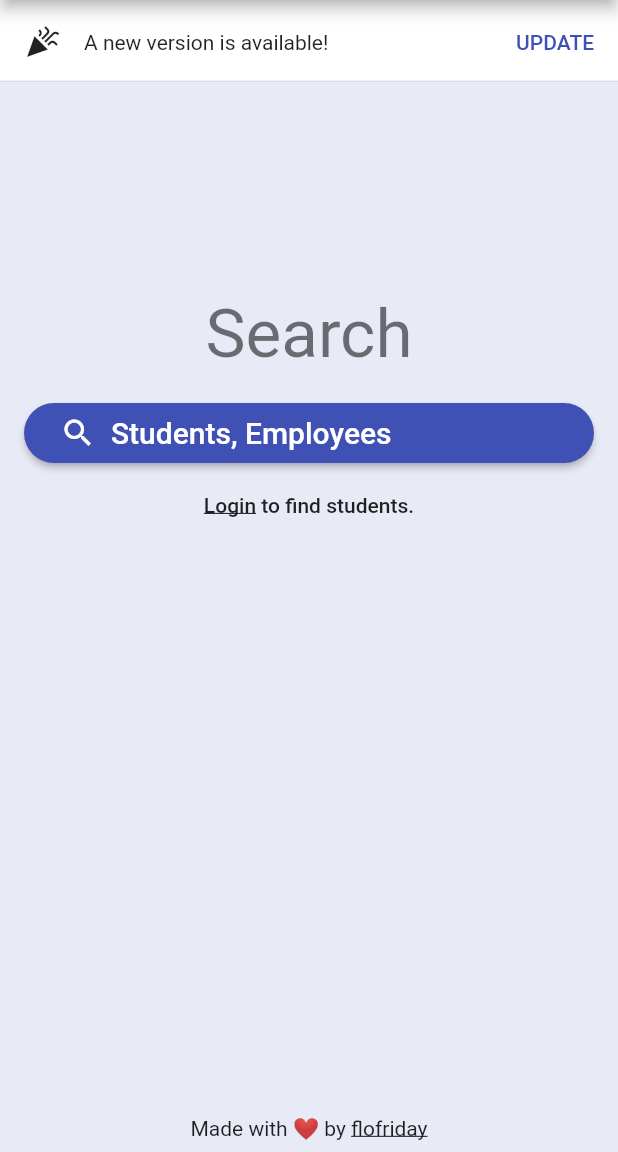
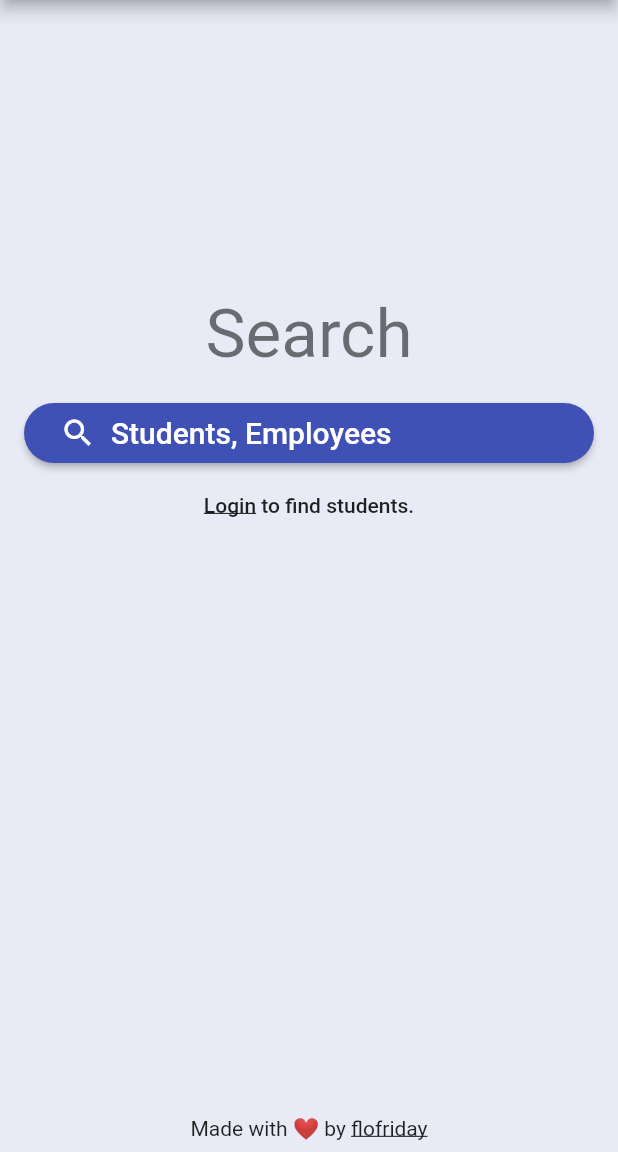
Before and after one commit to flofriday/TU_Wien_Addressbook, a Flutter app: the screen it shows after launch, on a phone screen of 412 x 824 dp, the part 84-1236 px from its top. Run offline on Flutter 3.47's test engine with Material 2 defaults, Android fonts, the phone set to English and light mode, and no system bars; our stand-ins replace package_info_plus, share_plus, shared_preferences; missing offline and left inert: uri; network calls fail.

Commit message:
Remove debug code from main screen

```diff
--- a/lib/main.dart
+++ b/lib/main.dart
@@ -198,7 +198,7 @@ class _MainPageState extends State<MainPage> {
             future: _hasNewerVersion,
             builder: (BuildContext context, AsyncSnapshot snapshot) {
               if (!snapshot.hasData || snapshot.data == false) {
-                //return Container();
+                return Container();
               }
 
               return Column(
```
